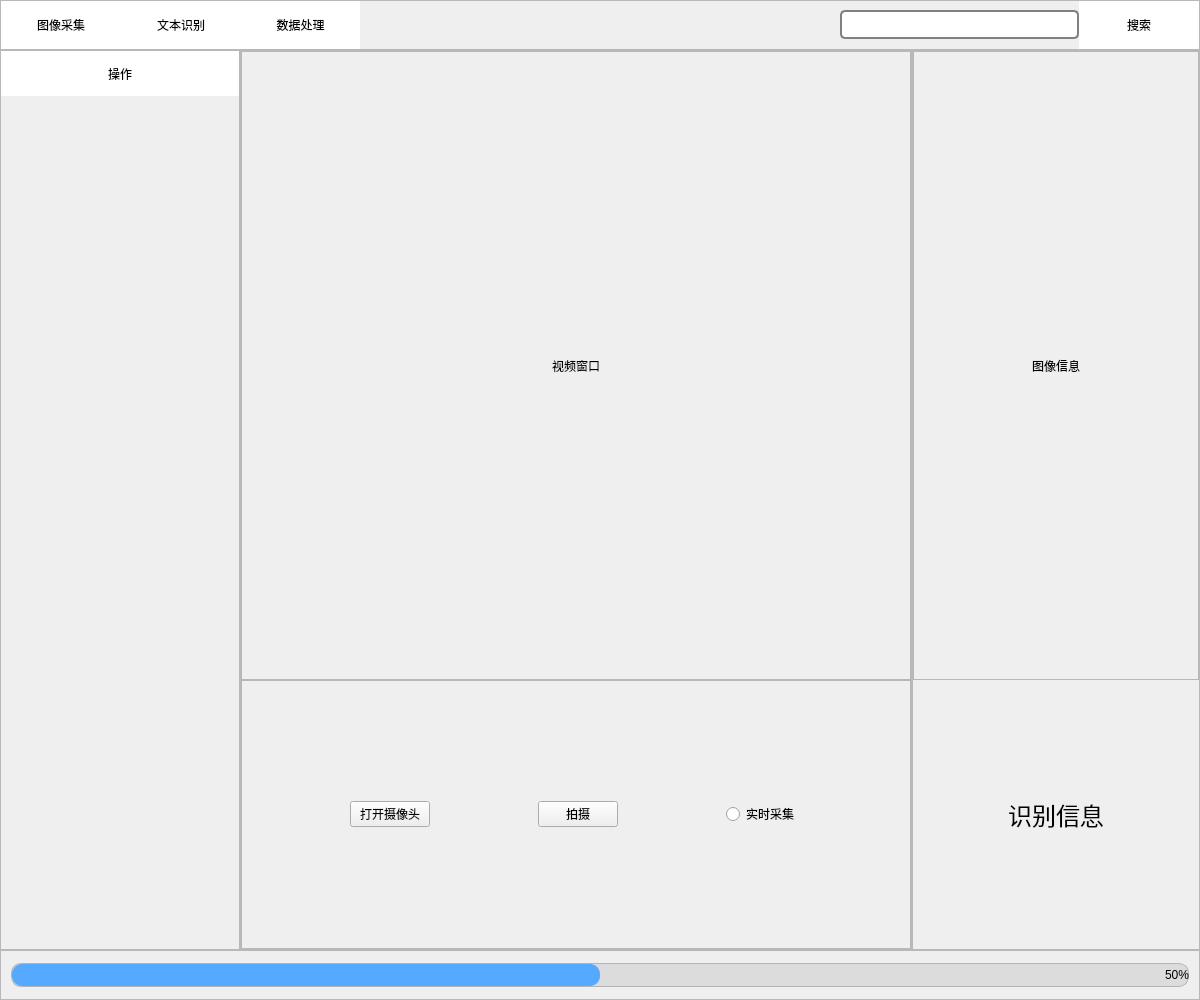
lifeandleaf/OCRSystem, file base.ui: the form before one commit.
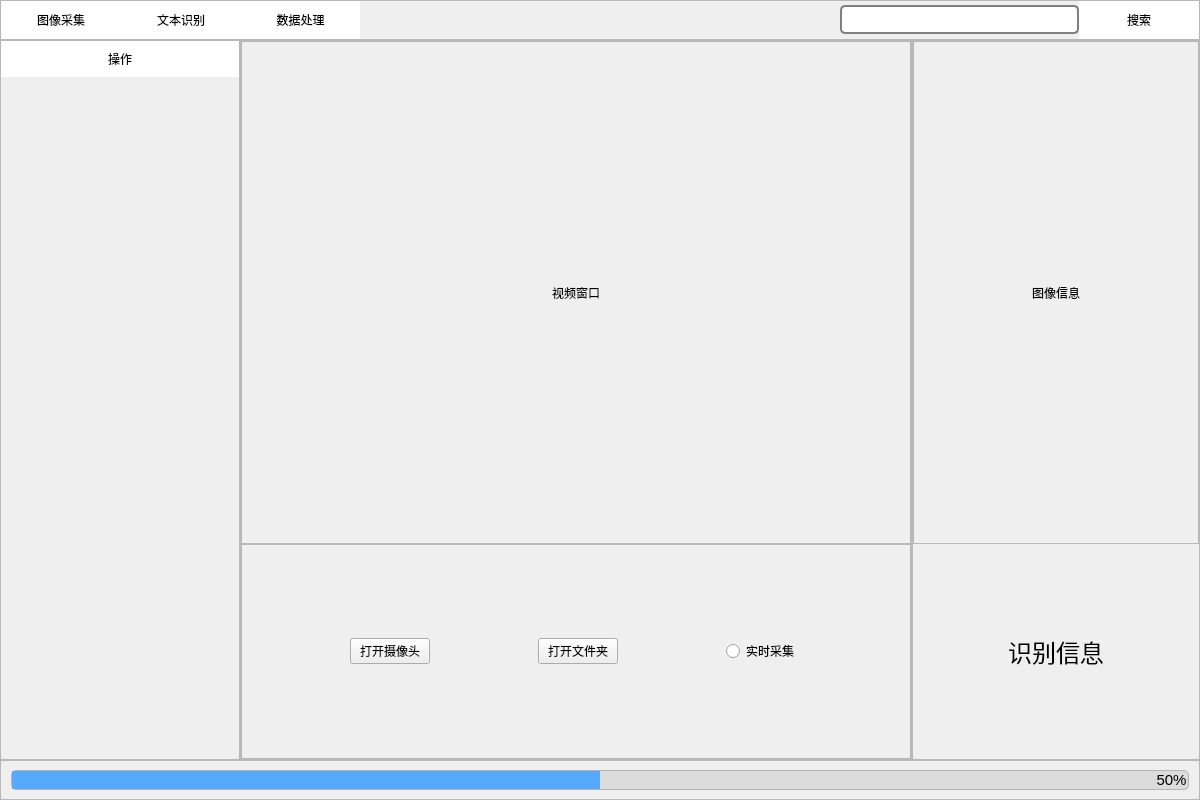
The form after the commit. The open tabs and pages were chosen to show the change.

What changed in the file:
```diff
--- a/base.ui
+++ b/base.ui
@@ -7,7 +7,7 @@
     <x>0</x>
     <y>0</y>
     <width>1200</width>
-    <height>1000</height>
+    <height>800</height>
    </rect>
   </property>
   <property name="sizePolicy">
@@ -19,7 +19,7 @@
   <property name="minimumSize">
    <size>
     <width>1200</width>
-    <height>1000</height>
+    <height>800</height>
    </size>
   </property>
   <property name="windowTitle">
@@ -30,8 +30,9 @@
   </property>
   <property name="styleSheet">
    <string notr="true">QProgressBar#progressBar{
-	font:9pt;
-	border-radius:10px;
+	font:15px;
+	height: 15px;
+	border-radius:5px;
 	border:1px solid #E8EDF2;
 	background-color: rgb(220, 220, 220);
 	border-color: rgb(180, 180, 180);
@@ -684,7 +685,7 @@
                       </sizepolicy>
                      </property>
                      <property name="text">
-                      <string>拍摄</string>
+                      <string>打开文件夹</string>
                      </property>
                     </widget>
                    </item>
@@ -750,6 +751,7 @@
                    <font>
                     <family>Times New Roman</family>
                     <pointsize>18</pointsize>
+                    <weight>50</weight>
                     <bold>false</bold>
                    </font>
                   </property>
```
Left out of the diff: 15 changed lines with no effect on the pictures.
